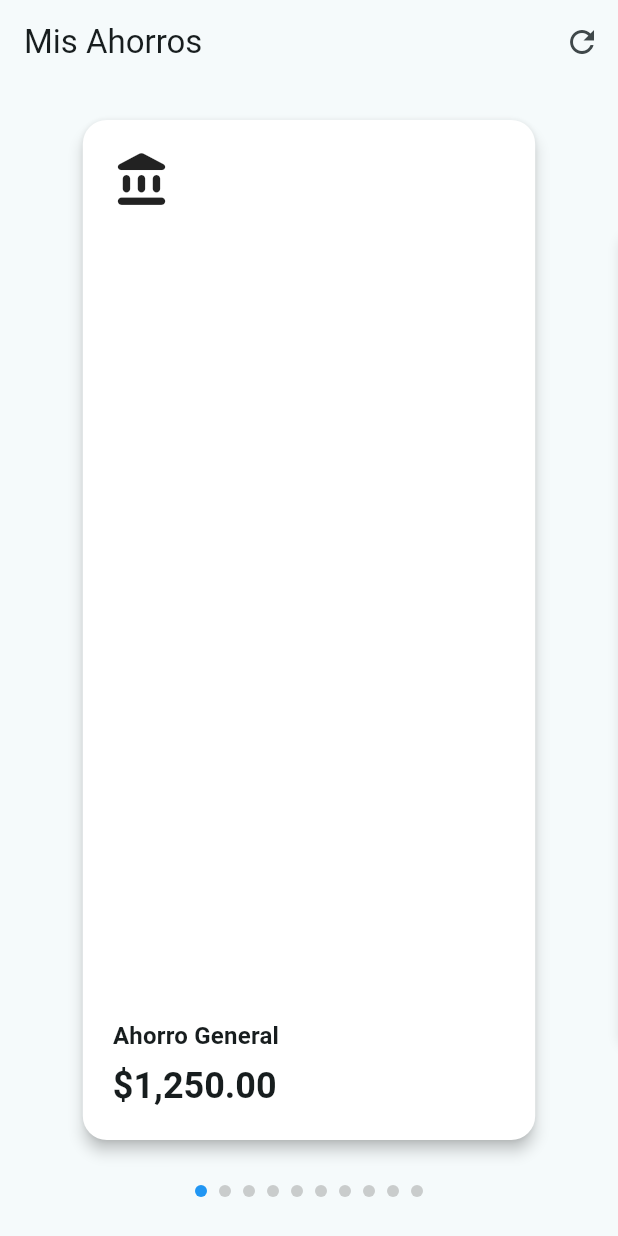
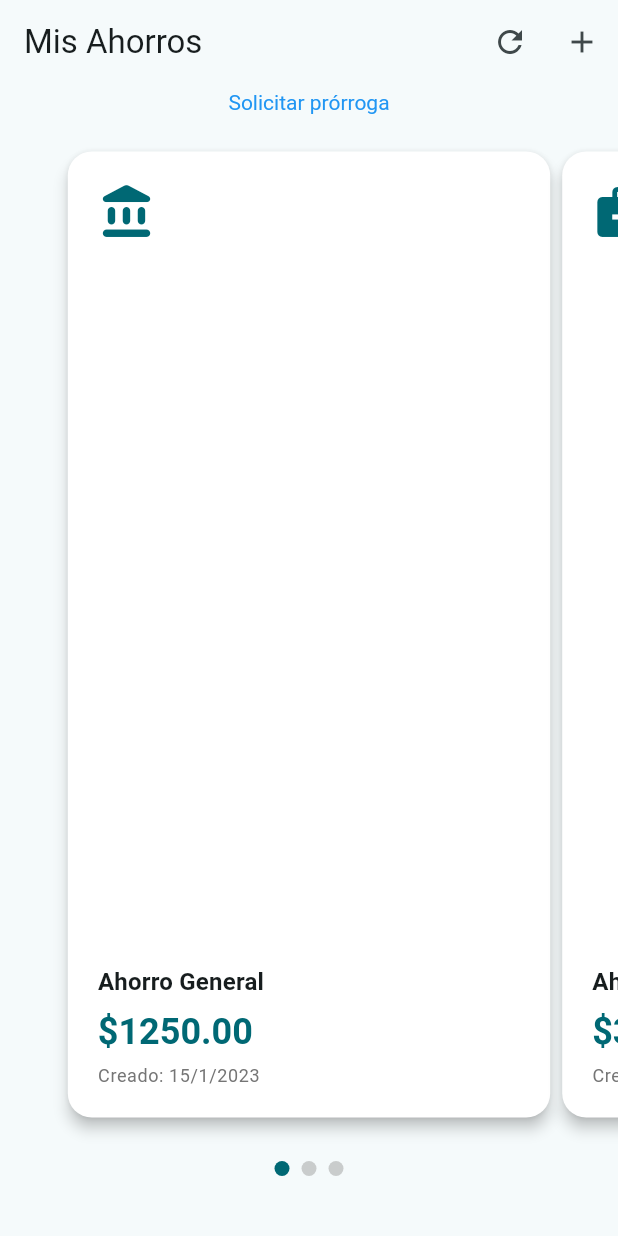
Before and after one commit to hasprilla/app_widgets_p, a Flutter app: the screen it shows after launch, on a phone screen of 412 x 824 dp. Run offline on Flutter 3.47's test engine with Material 3 defaults, Android fonts, the phone set to English and light mode, and no system bars; our stand-ins replace bloc, flutter_bloc.

Commit message:
Prorroga

```diff
--- a/lib/ahorros/ahorros_screen.dart
+++ b/lib/ahorros/ahorros_screen.dart
@@ -1,18 +1,36 @@
+import 'package:app_widgets_p/utils/prorroga.dart';
+import 'package:flutter/gestures.dart';
 import 'package:flutter/material.dart';
 import 'package:flutter_bloc/flutter_bloc.dart';
 
 import 'cubit/ahorros_cubit.dart';
+import 'model/ahorros_model.dart';
+import 'widgets/widgets.dart';
 
 class AhorrosScreen extends StatelessWidget {
-  const AhorrosScreen({super.key, required this.ahorrosData});
+  const AhorrosScreen({super.key, required this.ahorros});
 
-  final Map<String, String> ahorrosData;
+  final List<AhorroModel> ahorros;
 
   @override
   Widget build(BuildContext context) {
     return BlocProvider(
-      create: (context) => AhorrosCubit(),
-      child: Scaffold(
+      create: (context) => AhorrosCubit(ahorrosIniciales: ahorros),
+      child: _AhorrosScreenContent(ahorros: ahorros),
+    );
+  }
+}
+
+class _AhorrosScreenContent extends StatelessWidget {
+  const _AhorrosScreenContent({
+    required this.ahorros,
+  });
+
+  final List<AhorroModel> ahorros;
+
+  @override
+  Widget build(BuildContext context) {
+    return Scaffold(
       appBar: AppBar(
         title: const Text('Mis Ahorros'),
         actions: [
@@ -20,21 +38,66 @@ class AhorrosScreen extends StatelessWidget {
             icon: const Icon(Icons.refresh),
             onPressed: () {
               final cubit = context.read<AhorrosCubit>();
-                cubit.syncWithData(ahorrosData);
+              cubit.actualizarAhorros(ahorros);
+            },
+          ),
+          IconButton(
+            icon: const Icon(Icons.add),
+            onPressed: () {
+              final cubit = context.read<AhorrosCubit>();
+              final nuevoAhorro = AhorroModel(
+                id: DateTime.now().millisecondsSinceEpoch.toString(),
+                nombre: 'Nuevo Ahorro',
+                monto: 1000.0,
+                fechaCreacion: DateTime.now(),
+              );
+              cubit.agregarAhorro(nuevoAhorro);
             },
           ),
         ],
       ),
       body: BlocBuilder<AhorrosCubit, AhorrosState>(
         builder: (context, state) {
-            if (ahorrosData.length != state.itemCount) {
-              WidgetsBinding.instance.addPostFrameCallback((_) {
-                context.read<AhorrosCubit>().syncWithData(ahorrosData);
-              });
+          if (state.ahorros.isEmpty) {
+            return const Center(
+              child: Text('No tienes ahorros registrados'),
+            );
           }
 
           return Column(
             children: [
+              Text.rich(
+                TextSpan(
+                  children: [
+                    WidgetSpan(
+                      child: TextSpanProrrogaWidget(
+                        fecha: '23-08-2025 13:57:59',
+                        dias: '5',
+                        valorExtendido: 'no',
+                        textSpanValido: TextSpan(
+                          text: 'Solicitar prórroga',
+                          style: const TextStyle(
+                            color: Colors.blue,
+                          ),
+                          recognizer: TapGestureRecognizer()
+                            ..onTap = () {
+                              ScaffoldMessenger.of(context).showSnackBar(
+                                const SnackBar(
+                                  content: Text(
+                                    'Prórroga solicitada',
+                                    textAlign: TextAlign.center,
+                                  ),
+                                ),
+                              );
+                            },
+                        ),
+                        textSpanInvalido: const TextSpan(
+                            text: ''), // Texto vacío cuando no está disponible
+                      ),
+                    ),
+                  ],
+                ),
+              ),
               Expanded(
                 child: PageView.builder(
                   controller: state.pageController,
@@ -43,6 +106,8 @@ class AhorrosScreen extends StatelessWidget {
                   },
                   itemCount: state.itemCount,
                   itemBuilder: (context, index) {
+                    final ahorro = state.ahorros[index];
+
                     return AnimatedBuilder(
                       animation: state.pageController,
                       builder: (context, child) {
@@ -56,10 +121,7 @@ class AhorrosScreen extends StatelessWidget {
                           child: child,
                         );
                       },
-                        child: CardAhorro(
-                          index: index,
-                          ahorrosData: ahorrosData,
-                        ),
+                      child: CardAhorro(ahorro: ahorro),
                     );
                   },
                 ),
@@ -75,121 +137,6 @@ class AhorrosScreen extends StatelessWidget {
           );
         },
       ),
-      ),
     );
   }
 }
-
-class CardAhorro extends StatelessWidget {
-  final int index;
-  final Map<String, String> ahorrosData;
-
-  const CardAhorro({
-    super.key,
-    required this.index,
-    required this.ahorrosData,
-  });
-
-  @override
-  Widget build(BuildContext context) {
-    final keys = ahorrosData.keys.toList();
-    final safeIndex = index < keys.length ? index : 0;
-    final tipoAhorro = keys[safeIndex];
-    final monto = ahorrosData[tipoAhorro] ?? '\$0.00';
-
-    return Padding(
-      padding: const EdgeInsets.symmetric(horizontal: 10.0, vertical: 20),
-      child: SizedBox(
-        height: MediaQuery.of(context).size.height * 0.23,
-        child: Card(
-          elevation: 4,
-          shape: RoundedRectangleBorder(
-            borderRadius: BorderRadius.circular(16.0),
-          ),
-          color: Colors.white,
-          child: Padding(
-            padding: const EdgeInsets.all(20.0),
-            child: Column(
-              mainAxisAlignment: MainAxisAlignment.spaceBetween,
-              crossAxisAlignment: CrossAxisAlignment.start,
-              children: [
-                const Icon(
-                  Icons.account_balance_rounded,
-                  size: 40,
-                ),
-                Column(
-                  crossAxisAlignment: CrossAxisAlignment.start,
-                  children: [
-                    Text(
-                      tipoAhorro,
-                      style: Theme.of(context).textTheme.titleMedium?.copyWith(
-                            fontWeight: FontWeight.bold,
-                          ),
-                    ),
-                    const SizedBox(height: 5),
-                    Text(
-                      monto,
-                      style:
-                          Theme.of(context).textTheme.headlineSmall?.copyWith(
-                                fontWeight: FontWeight.bold,
-                              ),
-                    ),
-                  ],
-                ),
-              ],
-            ),
-          ),
-        ),
-      ),
-    );
-  }
-}
-
-class PaginacionAhorros extends StatelessWidget {
-  final int currentPage;
-  final int itemCount;
-  final ValueChanged<int> onPageChanged;
-
-  const PaginacionAhorros({
-    super.key,
-    required this.currentPage,
-    required this.itemCount,
-    required this.onPageChanged,
-  });
-
-  @override
-  Widget build(BuildContext context) {
-    return Container(
-      padding: const EdgeInsets.only(bottom: 20),
-      child: Row(
-        mainAxisAlignment: MainAxisAlignment.center,
-        children: [
-          SizedBox(
-            height: 20,
-            child: ListView.builder(
-              scrollDirection: Axis.horizontal,
-              shrinkWrap: true,
-              itemCount: itemCount,
-              itemBuilder: (context, index) {
-                return GestureDetector(
-                  onTap: () => onPageChanged(index),
-                  child: Container(
-                    width: 8.0,
-                    height: 8.0,
-                    margin: const EdgeInsets.symmetric(horizontal: 4.0),
-                    decoration: BoxDecoration(
-                      shape: BoxShape.circle,
-                      color: index == currentPage
-                          ? Colors.blue
-                          : Colors.grey.withOpacity(0.5),
-                    ),
-                  ),
-                );
-              },
-            ),
-          ),
-        ],
-      ),
-    );
-  }
-}
--- a/lib/ahorros/cubit/ahorros_cubit.dart
+++ b/lib/ahorros/cubit/ahorros_cubit.dart
@@ -1,55 +1,64 @@
 import 'package:bloc/bloc.dart';
 import 'package:flutter/material.dart';
+
+import '../model/ahorros_model.dart';
 
 part 'ahorros_state.dart';
 
 class AhorrosCubit extends Cubit<AhorrosState> {
-  AhorrosCubit() : super(AhorrosState(
-    currentPage: 0,
-    pageController: PageController(viewportFraction: 0.8),
-    itemCount: 0, // Inicializar en 0, se sincronizará con los datos
-  ));
+  AhorrosCubit({List<AhorroModel>? ahorrosIniciales})
+      : super(AhorrosState(
+          currentPage: 0,
+          pageController: PageController(viewportFraction: 0.8),
+          ahorros: ahorrosIniciales ?? [],
+        ));
 
   void changePage(int newPage) {
-    // Validar que la página esté dentro del rango
     if (newPage >= 0 && newPage < state.itemCount) {
-      // Animar a la nueva página
       state.pageController.animateToPage(
         newPage,
         duration: const Duration(milliseconds: 300),
         curve: Curves.easeInOut,
       );
 
-      // Actualizar el estado
       emit(state.copyWith(currentPage: newPage));
     }
   }
 
   void onPageChanged(int page) {
-    // Actualizar el estado cuando la página cambia por deslizamiento
     if (page >= 0 && page < state.itemCount) {
       emit(state.copyWith(currentPage: page));
     }
   }
 
-  // Método para sincronizar con los datos del Map
-  void syncWithData(Map<String, String> ahorrosData) {
-    final dataLength = ahorrosData.length;
-    if (dataLength != state.itemCount) {
-      emit(state.copyWith(itemCount: dataLength));
+  void actualizarAhorros(List<AhorroModel> nuevosAhorros) {
+    emit(state.copyWith(ahorros: nuevosAhorros));
 
-      // Si la página actual está fuera del nuevo rango, ajustarla
-      if (state.currentPage >= dataLength && dataLength > 0) {
-        changePage(dataLength - 1);
-      } else if (dataLength == 0) {
-        emit(state.copyWith(currentPage: 0));
-      }
+    if (state.currentPage >= nuevosAhorros.length && nuevosAhorros.isNotEmpty) {
+      changePage(nuevosAhorros.length - 1);
+    } else if (nuevosAhorros.isEmpty) {
+      emit(state.copyWith(currentPage: 0));
+    }
+  }
+
+  void agregarAhorro(AhorroModel nuevoAhorro) {
+    final nuevosAhorros = List<AhorroModel>.from(state.ahorros)
+      ..add(nuevoAhorro);
+    emit(state.copyWith(ahorros: nuevosAhorros));
+  }
+
+  void eliminarAhorro(String id) {
+    final nuevosAhorros =
+        state.ahorros.where((ahorro) => ahorro.id != id).toList();
+    emit(state.copyWith(ahorros: nuevosAhorros));
+
+    if (state.currentPage >= nuevosAhorros.length && nuevosAhorros.isNotEmpty) {
+      changePage(nuevosAhorros.length - 1);
     }
   }
 
   @override
   Future<void> close() {
-    // Dispose del controller cuando el cubit se cierra
     state.pageController.dispose();
     return super.close();
   }
--- a/lib/ahorros/cubit/ahorros_state.dart
+++ b/lib/ahorros/cubit/ahorros_state.dart
@@ -3,23 +3,30 @@ part of 'ahorros_cubit.dart';
 class AhorrosState {
   final int currentPage;
   final PageController pageController;
-  final int itemCount;
+  final List<AhorroModel> ahorros;
 
   AhorrosState({
     required this.currentPage,
     required this.pageController,
-    required this.itemCount,
+    required this.ahorros,
   });
+
+  int get itemCount => ahorros.length;
+
+  AhorroModel? get currentAhorro =>
+      currentPage >= 0 && currentPage < ahorros.length
+          ? ahorros[currentPage]
+          : null;
 
   AhorrosState copyWith({
     int? currentPage,
     PageController? pageController,
-    int? itemCount,
+    List<AhorroModel>? ahorros,
   }) {
     return AhorrosState(
       currentPage: currentPage ?? this.currentPage,
       pageController: pageController ?? this.pageController,
-      itemCount: itemCount ?? this.itemCount,
+      ahorros: ahorros ?? this.ahorros,
     );
   }
 }
--- /dev/null
+++ b/lib/ahorros/data/ahorros.dart
@@ -0,0 +1,40 @@
+import 'package:flutter/material.dart';
+
+import '../model/ahorros_model.dart';
+
+final List<AhorroModel> misAhorros = [
+  AhorroModel(
+    id: '1',
+    nombre: 'Ahorro General',
+    monto: 1250.00,
+    icono: 'account_balance_rounded',
+    fechaCreacion: DateTime(2023, 1, 15),
+  ),
+  AhorroModel(
+    id: '2',
+    nombre: 'Ahorro Emergencia',
+    monto: 3500.00,
+    icono: 'emergency',
+    fechaCreacion: DateTime(2023, 2, 10),
+  ),
+  AhorroModel(
+    id: '3',
+    nombre: 'Ahorro Vacaciones',
+    monto: 2100.00,
+    icono: 'vacation',
+    fechaCreacion: DateTime(2023, 3, 5),
+  ),
+];
+
+final iconMap = {
+  'account_balance_rounded': Icons.account_balance_rounded,
+  'savings': Icons.savings,
+  'emergency': Icons.medical_services,
+  'vacation': Icons.beach_access,
+  'education': Icons.school,
+  'retirement': Icons.elderly,
+  'home': Icons.home,
+  'health': Icons.health_and_safety,
+  'investment': Icons.trending_up,
+  'personal': Icons.person,
+};
--- a/lib/ahorros/widgets/card_ahorro.dart
+++ b/lib/ahorros/widgets/card_ahorro.dart
@@ -1,44 +1,64 @@
 import 'package:flutter/material.dart';
 
+import '../data/ahorros.dart';
+import '../model/ahorros_model.dart';
+
 class CardAhorro extends StatelessWidget {
+  final AhorroModel ahorro;
+
   const CardAhorro({
     super.key,
+    required this.ahorro,
   });
 
   @override
   Widget build(BuildContext context) {
+    final iconData = iconMap[ahorro.icono] ?? Icons.account_balance_rounded;
+
     return Padding(
       padding: const EdgeInsets.symmetric(vertical: 20),
+      child: SizedBox(
+        height: MediaQuery.of(context).size.height * 0.23,
         child: Card(
           elevation: 4,
           shape: RoundedRectangleBorder(
             borderRadius: BorderRadius.circular(16.0),
           ),
-        color: Colors.amber,
+          color: Colors.white,
           child: Padding(
             padding: const EdgeInsets.all(20.0),
             child: Column(
               mainAxisAlignment: MainAxisAlignment.spaceBetween,
               crossAxisAlignment: CrossAxisAlignment.start,
               children: [
-              const Icon(
-                Icons.account_balance_rounded,
+                Icon(
+                  iconData,
                   size: 40,
+                  color: Theme.of(context).primaryColor,
                 ),
                 Column(
                   crossAxisAlignment: CrossAxisAlignment.start,
                   children: [
                     Text(
-                    'Ahorro General',
+                      ahorro.nombre,
                       style: Theme.of(context).textTheme.titleMedium?.copyWith(
                             fontWeight: FontWeight.bold,
                           ),
                     ),
                     const SizedBox(height: 5),
                     Text(
-                    '\$1,250.00',
-                    style: Theme.of(context).textTheme.headlineSmall?.copyWith(
+                      ahorro.montoFormateado,
+                      style:
+                          Theme.of(context).textTheme.headlineSmall?.copyWith(
                                 fontWeight: FontWeight.bold,
+                                color: Theme.of(context).primaryColor,
+                              ),
+                    ),
+                    const SizedBox(height: 5),
+                    Text(
+                      'Creado: ${_formatDate(ahorro.fechaCreacion)}',
+                      style: Theme.of(context).textTheme.bodySmall?.copyWith(
+                            color: Colors.grey[600],
                           ),
                     ),
                   ],
@@ -47,6 +67,11 @@ class CardAhorro extends StatelessWidget {
             ),
           ),
         ),
+      ),
     );
   }
+
+  String _formatDate(DateTime date) {
+    return '${date.day}/${date.month}/${date.year}';
   }
+}
--- /dev/null
+++ b/lib/ahorros/widgets/paginacion_ahorros.dart
@@ -0,0 +1,50 @@
+import 'package:flutter/material.dart';
+
+class PaginacionAhorros extends StatelessWidget {
+  final int currentPage;
+  final int itemCount;
+  final ValueChanged<int> onPageChanged;
+
+  const PaginacionAhorros({
+    super.key,
+    required this.currentPage,
+    required this.itemCount,
+    required this.onPageChanged,
+  });
+
+  @override
+  Widget build(BuildContext context) {
+    return Container(
+      padding: const EdgeInsets.only(bottom: 35),
+      child: Row(
+        mainAxisAlignment: MainAxisAlignment.center,
+        children: [
+          SizedBox(
+            height: 20,
+            child: ListView.builder(
+              scrollDirection: Axis.horizontal,
+              shrinkWrap: true,
+              itemCount: itemCount,
+              itemBuilder: (context, index) {
+                return GestureDetector(
+                  onTap: () => onPageChanged(index),
+                  child: Container(
+                    width: 10.0,
+                    height: 10.0,
+                    margin: const EdgeInsets.symmetric(horizontal: 4.0),
+                    decoration: BoxDecoration(
+                      shape: BoxShape.circle,
+                      color: index == currentPage
+                          ? Theme.of(context).primaryColor
+                          : Colors.grey.withOpacity(0.5),
+                    ),
+                  ),
+                );
+              },
+            ),
+          ),
+        ],
+      ),
+    );
+  }
+}
--- a/lib/ahorros/widgets/widgets.dart
+++ b/lib/ahorros/widgets/widgets.dart
@@ -1 +1,2 @@
 export 'card_ahorro.dart';
+export 'paginacion_ahorros.dart';
--- a/lib/main.dart
+++ b/lib/main.dart
@@ -2,22 +2,11 @@ import 'package:app_widgets_p/ahorros/ahorros_screen.dart';
 import 'package:app_widgets_p/theme/theme.dart';
 import 'package:flutter/material.dart';
 
+import 'ahorros/data/ahorros.dart';
+
 void main() {
   runApp(const MyApp());
 }
-
-Map<String, String> misAhorros = {
-  'Ahorro General': '\$1,250.00',
-  'Ahorro Emergencia': '\$3,500.00',
-  'Ahorro Vacaciones': '\$2,100.00',
-  'Ahorro Educación': '\$4,300.00',
-  'Ahorro Retiro': '\$8,750.00',
-  'Ahorro Hogar': '\$1,900.00',
-  'Ahorro Salud': '\$2,500.00',
-  'Ahorro Inversión': '\$5,200.00',
-  'Ahorro Personal': '\$1,000.00',
-  'Ahorro Otros': '\$44,000.00',
-};
 
 class MyApp extends StatelessWidget {
   const MyApp({super.key});
@@ -29,7 +18,7 @@ class MyApp extends StatelessWidget {
       title: 'App Widgets',
       theme: AppTheme().getTheme(),
       home: AhorrosScreen(
-        ahorrosData: misAhorros,
+        ahorros: misAhorros,
       ),
     );
   }
--- /dev/null
+++ b/lib/utils/prorroga.dart
@@ -0,0 +1,43 @@
+import 'package:flutter/material.dart';
+import 'validar_fecha_prorroga.dart';
+
+class TextSpanProrrogaWidget extends StatelessWidget {
+  final String fecha;
+  final String dias;
+  final String valorExtendido;
+  final TextSpan textSpanValido;
+  final TextSpan textSpanInvalido;
+
+  const TextSpanProrrogaWidget({
+    super.key,
+    required this.fecha,
+    required this.dias,
+    required this.valorExtendido,
+    required this.textSpanValido,
+    this.textSpanInvalido = const TextSpan(text: ''),
+  });
+
+  @override
+  Widget build(BuildContext context) {
+    return StreamBuilder<bool>(
+      stream: FechaProrrogaUtil.crearValidationStream(
+        fecha: fecha,
+        dias: dias,
+        valorExtendido: valorExtendido,
+      ),
+      initialData: FechaProrrogaUtil.validarFechaProrroga(
+        fecha: fecha,
+        dias: dias,
+        valorExtendido: valorExtendido,
+      ),
+      builder: (context, snapshot) {
+        final isValid = snapshot.data ?? false;
+        final textSpan = isValid ? textSpanValido : textSpanInvalido;
+
+        return RichText(
+          text: textSpan,
+        );
+      },
+    );
+  }
+}
--- /dev/null
+++ b/lib/utils/utils.dart
@@ -0,0 +1 @@
+export 'validar_fecha_prorroga.dart';
--- /dev/null
+++ b/lib/utils/validar_fecha_prorroga.dart
@@ -0,0 +1,85 @@
+import 'dart:async';
+
+class FechaProrrogaUtil {
+  static Stream<bool> crearValidationStream({
+    required String fecha,
+    required String dias,
+    required String valorExtendido,
+  }) {
+    return Stream.periodic(const Duration(seconds: 1), (_) {
+      return validarFechaProrroga(
+        fecha: fecha,
+        dias: dias,
+        valorExtendido: valorExtendido,
+      );
+    });
+  }
+
+  static bool validarFechaProrroga({
+    required String fecha,
+    required String dias,
+    required String valorExtendido,
+  }) {
+    if (valorExtendido.toLowerCase() != 'no') {
+      return false;
+    }
+
+    try {
+      final parts = fecha.split(' ');
+      final dateParts = parts[0].split('-');
+      final timeParts = parts[1].split(':');
+
+      final limitDate = DateTime(
+        int.parse(dateParts[2]),
+        int.parse(dateParts[1]),
+        int.parse(dateParts[0]),
+        int.parse(timeParts[0]),
+        int.parse(timeParts[1]),
+        int.parse(timeParts[2]),
+      );
+
+      final days = int.parse(dias);
+      final startDate = DateTime(
+        limitDate.year,
+        limitDate.month,
+        limitDate.day - days,
+        limitDate.hour,
+        limitDate.minute,
+        limitDate.second,
+      );
+
+      final now = DateTime.now();
+
+      return (now.isAfter(startDate) || now.isAtSameMomentAs(startDate)) &&
+          (now.isBefore(limitDate) || now.isAtSameMomentAs(limitDate));
+    } catch (e) {
+      return false;
+    }
+  }
+
+  static DateTime parsearFechaCompleta(String fecha) {
+    final parts = fecha.split(' ');
+    final dateParts = parts[0].split('-');
+    final timeParts = parts[1].split(':');
+
+    return DateTime(
+      int.parse(dateParts[2]),
+      int.parse(dateParts[1]),
+      int.parse(dateParts[0]),
+      int.parse(timeParts[0]),
+      int.parse(timeParts[1]),
+      int.parse(timeParts[2]),
+    );
+  }
+
+  static DateTime calcularFechaInicio(DateTime fechaLimite, int dias) {
+    return DateTime(
+      fechaLimite.year,
+      fechaLimite.month,
+      fechaLimite.day - dias,
+      fechaLimite.hour,
+      fechaLimite.minute,
+      fechaLimite.second,
+    );
+  }
+}
```
Lines whose indentation alone changed are shown as unchanged.
